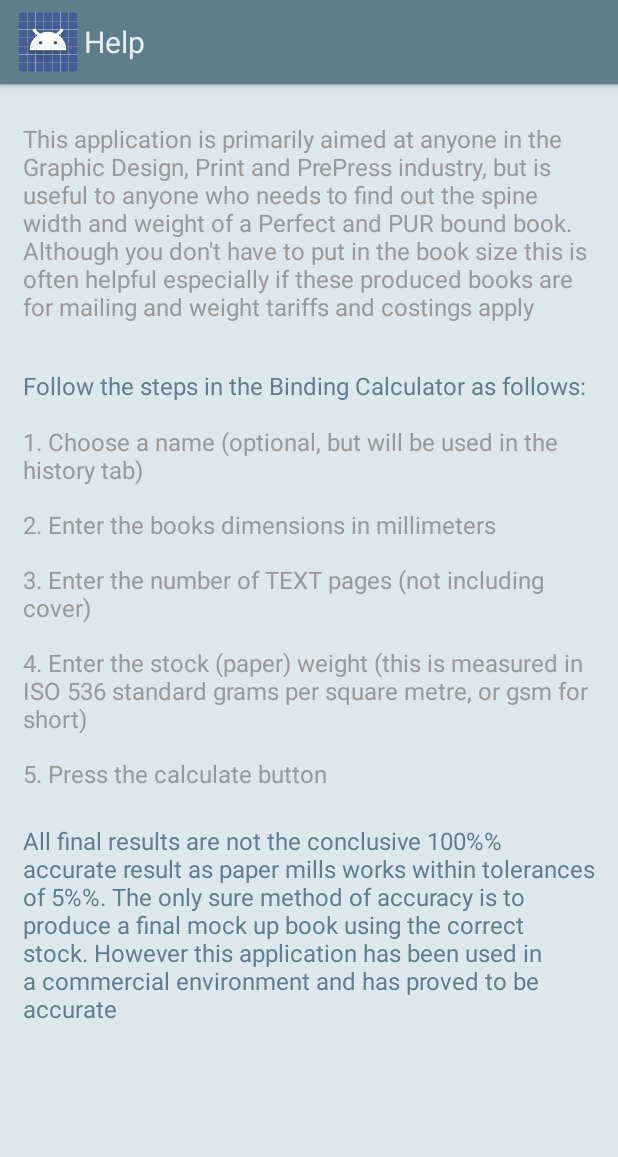
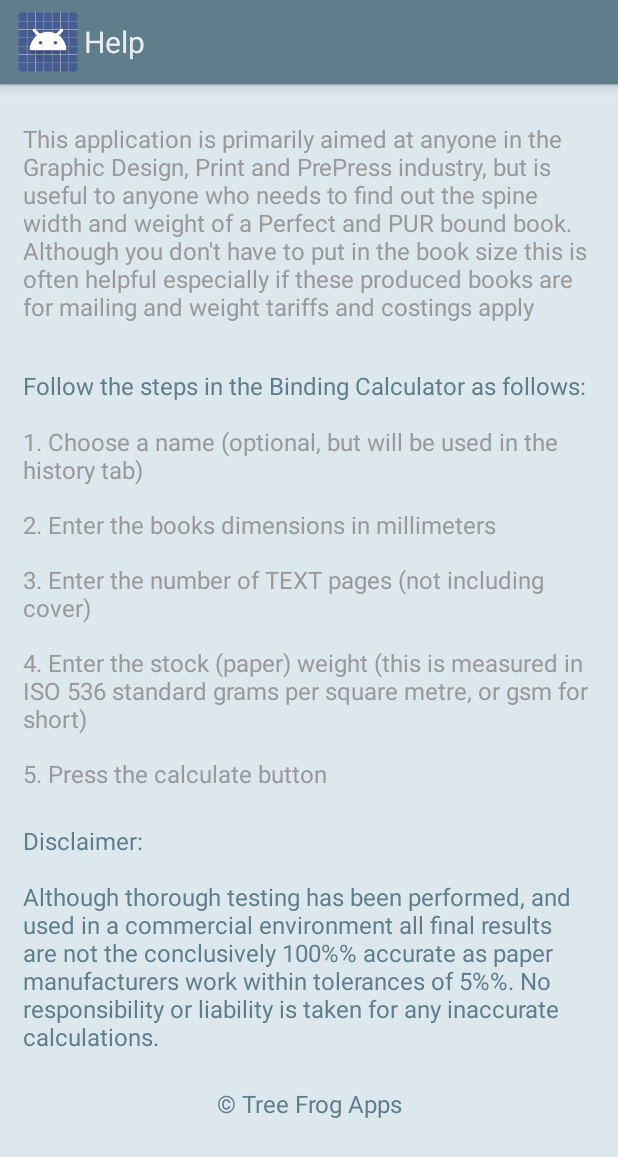
Before and after one commit to TreeFrogApps/BindingToolbox, an Android app: the MyActivityHelp screen opened directly, with no data from a screen before it, on a phone screen of 412 x 824 dp. Shown: the top 1157 px of the screen. Run offline under Robolectric (Android 15) with nearby library versions, the phone set to English and light mode, and no system bars.

Commit message:
sdk build update 5.1

```diff
--- a/Binding ToolBox/build.gradle
+++ b/Binding ToolBox/build.gradle
@@ -13,7 +13,7 @@ android {
     }
     buildTypes {
         release {
-            minifyEnabled false
+            minifyEnabled true
             proguardFiles getDefaultProguardFile('proguard-android.txt'), 'proguard-rules.pro'
         }
     }
--- a/Binding ToolBox/src/main/java/com/home/markkeen/mybindingappv2/BindingCalculatorFragment.java
+++ b/Binding ToolBox/src/main/java/com/home/markkeen/mybindingappv2/BindingCalculatorFragment.java
@@ -239,7 +239,7 @@ public class BindingCalculatorFragment extends Fragment implements View.OnClickL
                 imm.hideSoftInputFromWindow(pageCountET.getWindowToken(), 0);
 
 
-                paperWeightValuesText[0] = (textPageWeightSpinner.getSelectedItem().equals("80 (coated)")) ? 0.065 : 0;
+                paperWeightValuesText[0] = (textPageWeightSpinner.getSelectedItem().equals("80 (coated)")) ? 0.068 : 0;
                 paperWeightValuesText[1] = (textPageWeightSpinner.getSelectedItem().equals("90 (coated)")) ? 0.07 : 0;
                 paperWeightValuesText[2] = (textPageWeightSpinner.getSelectedItem().equals("100 (coated)")) ? 0.08 : 0;
                 paperWeightValuesText[3] = (textPageWeightSpinner.getSelectedItem().equals("115 (coated)")) ? 0.09 : 0;
--- a/Binding ToolBox/src/main/res/layout/activity_my_activity_help.xml
+++ b/Binding ToolBox/src/main/res/layout/activity_my_activity_help.xml
@@ -123,6 +123,22 @@
                     android:textColor="@color/actionbar"
                     android:text="@string/help_8" />
             </TableRow>
+            <TableRow>
+                <TextView
+                    android:gravity="center_horizontal|center_vertical"
+                    android:layout_width="0dp"
+                    android:layout_weight="1"
+                    android:layout_height="wrap_content"
+                    android:paddingLeft="15dp"
+                    android:paddingRight="15dp"
+                    android:paddingTop="15dp"
+                    android:paddingBottom="7dp"
+                    android:textColor="@color/actionbar"
+                    android:text="@string/tree_frog_apps"
+                    android:textSize="16sp"/>
+
+
+            </TableRow>
 
 
         </TableLayout>
--- a/Binding ToolBox/src/main/res/values/strings.xml
+++ b/Binding ToolBox/src/main/res/values/strings.xml
@@ -138,9 +138,9 @@
     <string name="help_5">3. Enter the number of TEXT pages (not including cover)</string>
     <string name="help_6">4. Enter the stock (paper) weight (this is measured in ISO 536 standard grams per square metre, or gsm for short)</string>
     <string name="help_7">5. Press the calculate button</string>
-    <string name="help_8">All final results are not the conclusive 100\%% accurate result as paper mills works within tolerances of 5\%%.
-              The only sure method of accuracy is to produce a final mock up book using the correct stock. However this application has
-                been used in a commercial environment and has proved to be accurate</string>
+    <string name="help_8"> Disclaimer: \n\nAlthough thorough testing has been performed, and used in a commercial environment all final results are not the conclusively 100\%% accurate as paper manufacturers work within tolerances of 5\%%.
+              No responsibility or liability is taken for any inaccurate calculations.</string>
+    <string name="tree_frog_apps">\u00a9 Tree Frog Apps</string>
 
 
 </resources>
```
Also changed, not shown: 4 other files.
